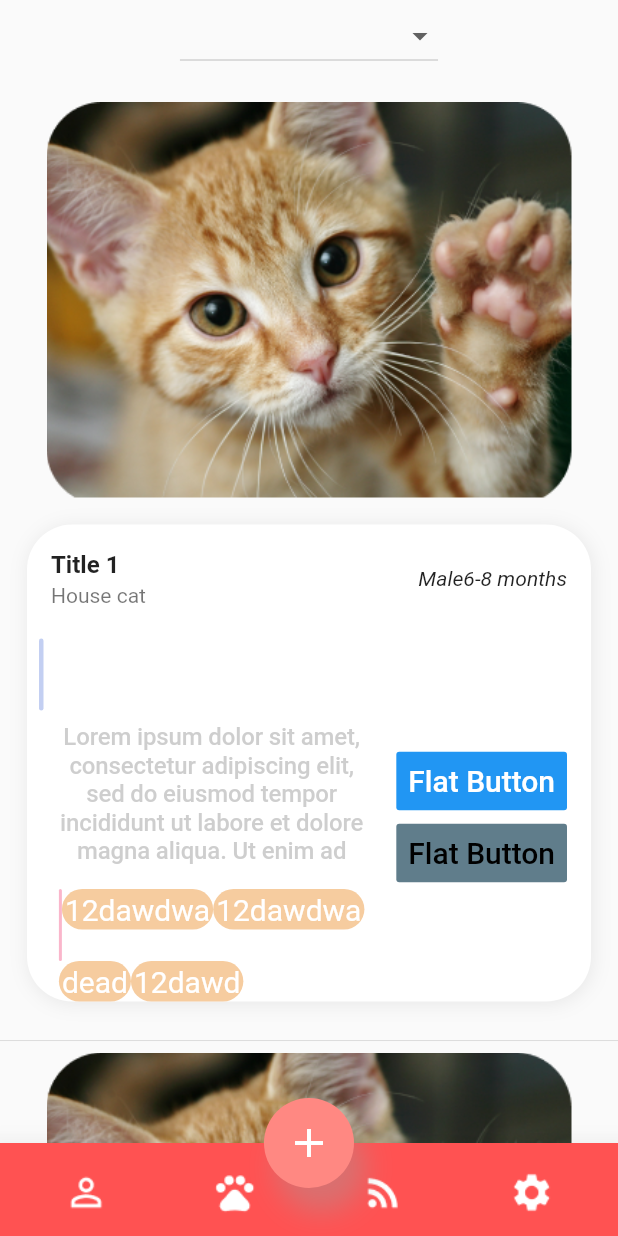
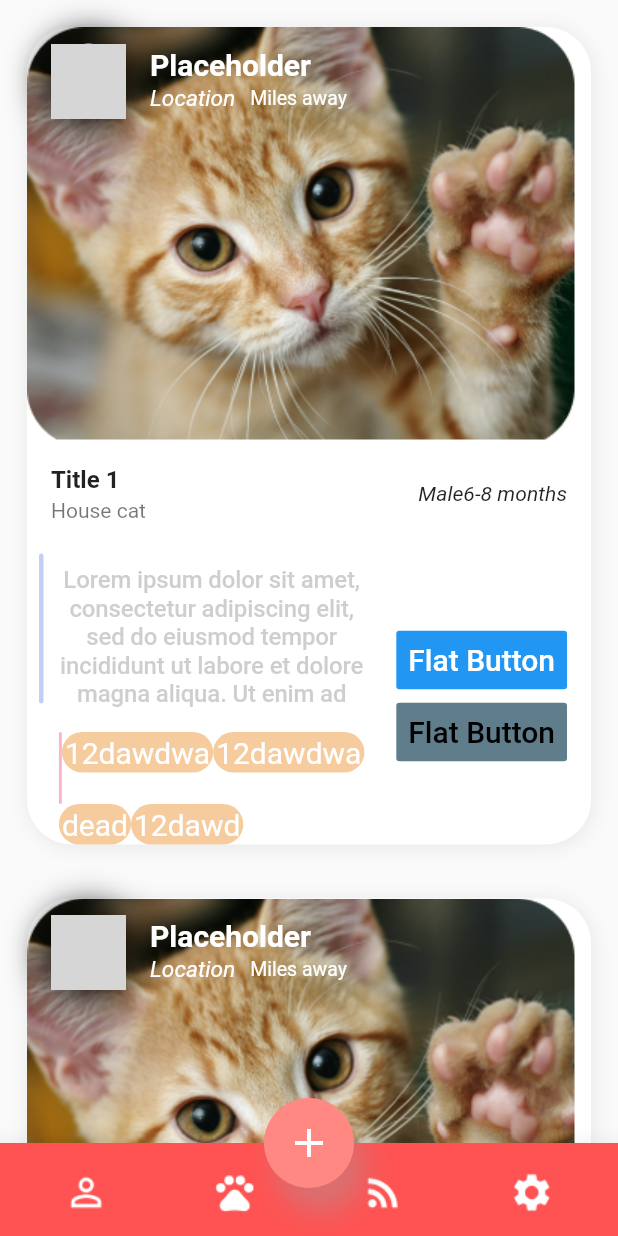
Before and after one commit to catInOrbit/PetRescue, a Flutter app: the screen it shows after launch, on a phone screen of 412 x 824 dp. Run offline on Flutter 3.47's test engine with Material 2 defaults, Android fonts, the phone set to English and light mode, and no system bars; our stand-ins replace bloc, equatable, firebase_auth, flutter_bloc, flutter_svg, formz and 1 more; missing offline and left inert: pedantic; accounts and stored records are empty; network calls fail; grey boxes are pictures that could not be loaded.

Commit message:
updated card body v2
- Put image inside card body
- Clear up render bug
- added Profile info section on top of image

```diff
--- a/lib/main.dart
+++ b/lib/main.dart
@@ -41,11 +41,8 @@ class _HomeTabState extends State<HomeTab> {
       color: Colors.white,
       child: Scaffold(
         backgroundColor: Colors.transparent,
-        body: PostBlocProvider(
-          bloc: this._bloc,
-          child: Stack(
-            children: <Widget>[tabBody, bottomBar()],
-          ),
+        body: Stack(
+          children: <Widget>[tabBody, bottomBar()],
         ),
       ),
     );
@@ -75,21 +72,13 @@ class _HomeTabState extends State<HomeTab> {
                 if (!mounted) {
                   return;
                 }
-                // setState(() {
-                //   tabBody =
-                //       TrainingScreen(animationController: animationController);
-                // });
+
               });
             } else if (index == 3) {
               animationController.reverse().then<dynamic>((data) {
                 if (!mounted) {
                   return;
                 }
-                // setState(() {
-                //   tabBody =
-                //   // TrainingScreen(animationController: animationController);
-                //   TimeBudgettingScreen( );
-                // });
               });
             }
           },
--- a/lib/screens/post_home.dart
+++ b/lib/screens/post_home.dart
@@ -6,67 +6,24 @@ import 'package:petrescue/models/status_data.dart';
 import 'package:petrescue/repository/data/post_data.dart';
 import 'package:petrescue/widgets/post_card_improved.dart';
 
-class PostHome extends StatefulWidget {
+class   PostHome extends StatefulWidget {
   @override
   _PostHomeState createState() => _PostHomeState();
 }
 
 class _PostHomeState extends State<PostHome> {
-  final _bloc = PostBloc();
   @override
   Widget build(BuildContext context) {
     return Scaffold(
-      body: Column(
-        children: [
-          PostBlocProvider(
-            bloc: this._bloc,
-            child: DropdownButton<Statuses>(
-              onChanged: (Statuses status) =>
-                  _bloc.inputSink.add(PostEvent("true", status.toString())),
-              items: Statuses.values.map((Statuses status) {
-                return DropdownMenuItem<Statuses>(
-                  value: status,
-                  child: Text(status.toString()),
-                );
-              }).toList(),
-            ),
-          ),
-          SizedBox(height: 20),
-          StreamBuilder<PostState>(
-            stream: _bloc.outputStream,
-            builder: (context, AsyncSnapshot<PostState> snapshot) {
-              if (snapshot.hasData) {
-                return Expanded(
-                  child: ListView.separated(
-                      separatorBuilder: (BuildContext context, int index) =>
-                          Divider(),
-                      itemCount: snapshot.data.numOfPost,
-                      itemBuilder: (BuildContext context, int index) {
-                        return PostBody(
-                            postModel: snapshot.data.visiblePostTree[index]);
-                      }),
-                );
-              }
+      body: ListView.builder(
+        itemCount: listOfPosts.length,
+          itemBuilder: (BuildContext buildContext, int i){
+              return PostBody(
+                postModel: listOfPosts[i],
+              );
+          }
+      ),
 
-              return Expanded(
-                child: ListView.separated(
-                    separatorBuilder: (BuildContext context, int index) =>
-                        Divider(),
-                    itemCount: listOfPosts.length,
-                    itemBuilder: (BuildContext context, int index) {
-                      return PostBody(postModel: listOfPosts[index]);
-                    }),
-              );
-            },
-          ),
-        ],
-      ),
     );
-
-    @override
-    void dispose() {
-      this._bloc.dispose();
-      super.dispose();
-    }
   }
 }
--- a/lib/widgets/post_card_improved.dart
+++ b/lib/widgets/post_card_improved.dart
@@ -6,19 +6,16 @@ import 'package:petrescue/models/post_model.dart';
 class PostBody extends StatelessWidget {
   final Post postModel;
 
-  const PostBody({Key key, this.postModel}) : super(key: key);
+  const PostBody({Key key, @required this.postModel}) : super(key: key);
 
   @override
   Widget build(BuildContext context) {
-    return Expanded(
-      child: Column(
+    return Column(
       mainAxisSize: MainAxisSize.max,
 
       children: <Widget>[
-             ImageSection(),
         BodyCard(),
       ],
-      ),
     );
   }
 
@@ -64,7 +61,11 @@ class PostBody extends StatelessWidget {
   }
 
   Widget ImageSection() {
+
     return Container(
+      child: Stack(
+        children: [
+          Container(
             child: ClipRRect(
               borderRadius: BorderRadius.only(
                 topLeft: Radius.circular(20),
@@ -72,10 +73,15 @@ class PostBody extends StatelessWidget {
               ),
               child: Image.asset(
                 "lib/assets/template_cat.png",
-          width: 350,
               ),
             ),
+          ),
+
+          UserInfo(),
+        ],
+      ),
     );
+
   }
 
   Widget BodyCard() {
@@ -99,6 +105,8 @@ class PostBody extends StatelessWidget {
         child: Column(
           mainAxisAlignment: MainAxisAlignment.start,
           children: <Widget>[
+            ImageSection(),
+
             ListTile(
                 title: new Text(
                   postModel.title,
@@ -141,9 +149,12 @@ class PostBody extends StatelessWidget {
                           child: Wrap(
                             direction: Axis.horizontal,
                             children: [
+
+                              Stack(
+                                children: [
                                   Container(
-                                height: 48,
                                     width: 3,
+                                    height: 100,
                                     decoration: BoxDecoration(
                                       color: HexColor('#87A0E5').withOpacity(0.5),
                                       borderRadius:
@@ -153,7 +164,6 @@ class PostBody extends StatelessWidget {
 
                                   Padding(
                                     padding: const EdgeInsets.all(8.0),
-                                child: Flexible(
                                     child: Text(
                                       'Lorem ipsum dolor sit amet, consectetur adipiscing elit, sed do eiusmod tempor incididunt ut labore et dolore magna aliqua. Ut enim ad ',
                                       textAlign: TextAlign.center,
@@ -165,7 +175,8 @@ class PostBody extends StatelessWidget {
                                       ),
                                     ),
                                   ),
-                              ),
+                                ],
+                              )
                             ],
                           ),
                         ),
@@ -198,8 +209,10 @@ class PostBody extends StatelessWidget {
                 ),
                 Padding(
                   padding: const EdgeInsets.only(right: 16),
+                  child: IntrinsicHeight(
                     child: Column(
                       mainAxisAlignment: MainAxisAlignment.start ,
+                      mainAxisSize: MainAxisSize.min,
                       children: [
                         FlatButton(
                           color: Colors.blue,
@@ -234,6 +247,7 @@ class PostBody extends StatelessWidget {
                         ),
                       ],
                     ),
+                  ),
                 )
               ],
             ),
@@ -244,10 +258,36 @@ class PostBody extends StatelessWidget {
   }
 
 
+  Widget UserInfo()
+  {
+    return ListTile(
+      leading: Container(
+          decoration: BoxDecoration(
+              color: Colors.white,
+              shape: BoxShape.circle,
+              boxShadow: [
+                BoxShadow(blurRadius: 20, color: Colors.black, spreadRadius: 5)
+              ]
+          ),
+          child: CircleAvatar(backgroundImage: NetworkImage(postModel.imageString), radius: 25,
+          )),
+      title: Text("Placeholder", style: TextStyle(color: Colors.white, fontWeight: FontWeight.bold, fontSize: 20),),
+      subtitle: Row(
+        children: [
+          Text("Location", style: TextStyle(color: Colors.white, fontStyle: FontStyle.italic, fontSize: 15)),
+          SizedBox(width: 10,),
+          Text("Miles away", style: TextStyle(color: Colors.white, fontStyle: FontStyle.normal, fontSize: 13)),
+        ],
+      ),
+    );
+  }
+
+
+
   Widget DateTimeTitle(String textData) {
-    return FittedBox(
-      fit: BoxFit.fitWidth,
-      child: Container(
+    return Wrap(
+      children: [
+        Container(
           decoration: BoxDecoration(
               borderRadius: const BorderRadius.all(Radius.circular(26)),
               color: HexColor("#F6CC9F")),
@@ -259,6 +299,7 @@ class PostBody extends StatelessWidget {
             ),
           ),
         ),
+      ],
     );
   }
 }
--- a/pubspec.yaml
+++ b/pubspec.yaml
@@ -69,6 +69,8 @@ flutter:
     - lib/assets/profile_icon.png
     - lib/assets/placeholder_post_img.png
     - lib/assets/template_cat.png
+    - lib/assets/landing_page_pets.png
+    - lib/assets/landing_page_woman.png
 
   # An image asset can refer to one or more resolution-specific "variants", see
   # https://flutter.dev/assets-and-images/#resolution-aware.
```
Also changed, not shown: lib/assets/landing_page_pets.png (added), lib/assets/landing_page_woman.png (added). Lines whose indentation alone changed are shown as unchanged.
